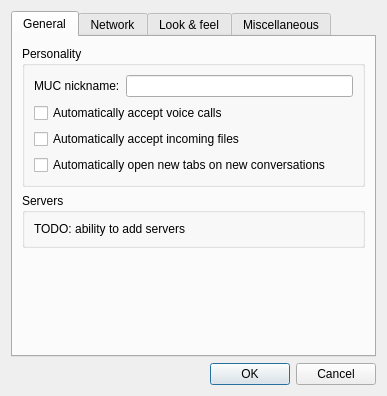
Qt form ui/settingswindow.ui (WST/acid-pc) before a commit.
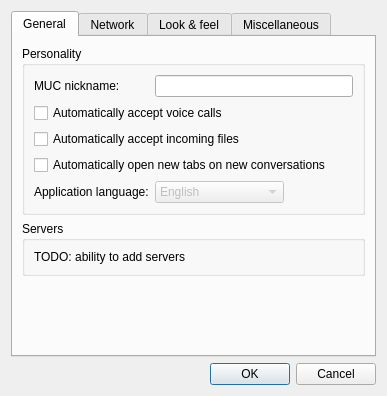
The same form after that commit. Icons and pictures are not drawn.

```diff
--- a/ui/settingswindow.ui
+++ b/ui/settingswindow.ui
@@ -38,6 +38,9 @@
          <layout class="QVBoxLayout" name="verticalLayout_5">
           <item>
            <layout class="QFormLayout" name="formLayout">
+            <property name="fieldGrowthPolicy">
+             <enum>QFormLayout::ExpandingFieldsGrow</enum>
+            </property>
             <item row="0" column="0">
              <widget class="QLabel" name="label_4">
               <property name="text">
@@ -82,6 +85,35 @@
               </property>
              </widget>
             </item>
+            <item row="4" column="1">
+             <widget class="QComboBox" name="language">
+              <property name="enabled">
+               <bool>false</bool>
+              </property>
+              <item>
+               <property name="text">
+                <string notr="true">English</string>
+               </property>
+              </item>
+              <item>
+               <property name="text">
+                <string notr="true">Bahasa Indonesia</string>
+               </property>
+              </item>
+              <item>
+               <property name="text">
+                <string notr="true">Русский</string>
+               </property>
+              </item>
+             </widget>
+            </item>
+            <item row="4" column="0">
+             <widget class="QLabel" name="label_13">
+              <property name="text">
+               <string>Application language:</string>
+              </property>
+             </widget>
+            </item>
            </layout>
           </item>
          </layout>
```
